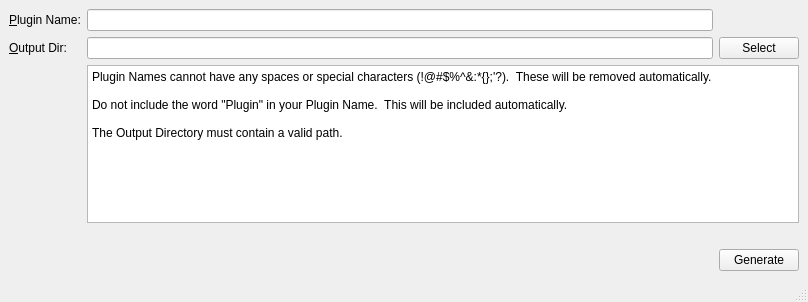
Before: the Qt Designer form Source/Applications/PluginMaker/UI_Files/PluginMaker.ui in BlueQuartzSoftware/DREAM3D, drawn with Qt 5.
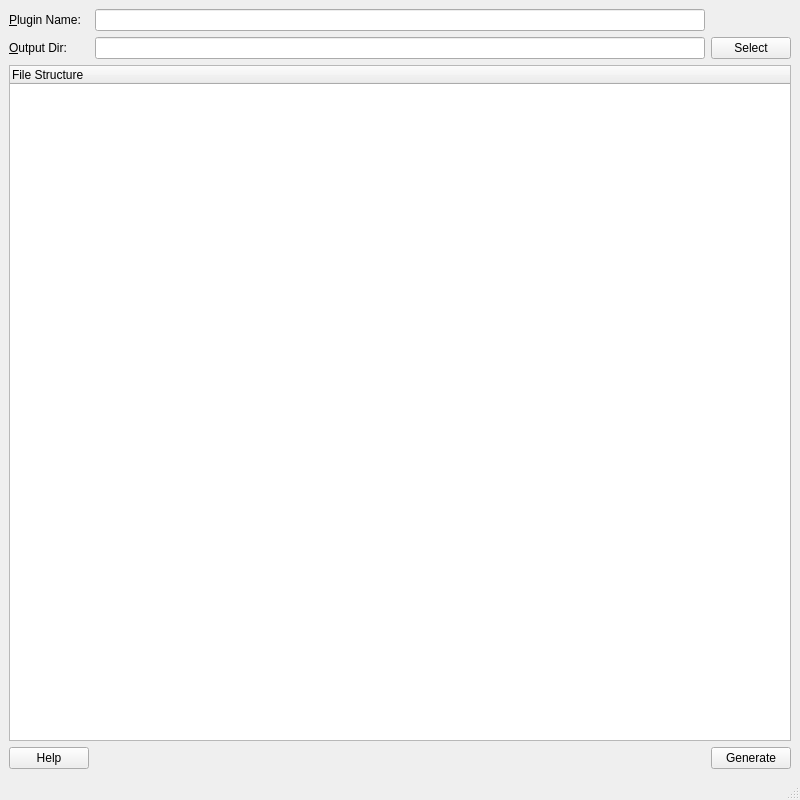
After: the same form once the commit is applied.

Commit message: Added basic error checking, status bar, and a file system preview for PluginMaker application

Patch:
```diff
--- a/Source/Applications/PluginMaker/UI_Files/PluginMaker.ui
+++ b/Source/Applications/PluginMaker/UI_Files/PluginMaker.ui
@@ -9,8 +9,8 @@
    <rect>
     <x>0</x>
     <y>0</y>
-    <width>808</width>
-    <height>302</height>
+    <width>800</width>
+    <height>800</height>
    </rect>
   </property>
   <property name="sizePolicy">
@@ -22,7 +22,7 @@
   <property name="minimumSize">
    <size>
     <width>800</width>
-    <height>275</height>
+    <height>800</height>
    </size>
   </property>
   <property name="maximumSize">
@@ -62,34 +62,19 @@
     <item row="1" column="1">
      <widget class="QLineEdit" name="outputFileName"/>
     </item>
-    <item row="2" column="1" colspan="2">
-     <widget class="QPlainTextEdit" name="infoBox">
-      <property name="minimumSize">
-       <size>
-        <width>0</width>
-        <height>0</height>
-       </size>
+    <item row="2" column="0" colspan="3">
+     <widget class="QTreeWidget" name="treeWidget">
+      <property name="autoExpandDelay">
+       <number>0</number>
       </property>
-      <property name="readOnly">
-       <bool>true</bool>
-      </property>
-      <property name="plainText">
-       <string>Plugin Names cannot have any spaces or special characters (!@#$%^&amp;:*{};'?).  These will be removed automatically.
-
-Do not include the word &quot;Plugin&quot; in your Plugin Name.  This will be included automatically.
-
-The Output Directory must contain a valid path.</string>
-      </property>
+      <column>
+       <property name="text">
+        <string>File Structure</string>
+       </property>
+      </column>
      </widget>
     </item>
-    <item row="3" column="1" colspan="2">
-     <widget class="QLabel" name="errorMessage">
-      <property name="text">
-       <string/>
-      </property>
-     </widget>
-    </item>
-    <item row="4" column="2">
+    <item row="3" column="2">
      <widget class="QPushButton" name="generateButton">
       <property name="text">
        <string>Generate</string>
@@ -98,11 +83,30 @@
     </item>
     <item row="1" column="2">
      <widget class="QPushButton" name="selectButton">
+      <property name="sizePolicy">
+       <sizepolicy hsizetype="Preferred" vsizetype="Preferred">
+        <horstretch>0</horstretch>
+        <verstretch>0</verstretch>
+       </sizepolicy>
+      </property>
+      <property name="maximumSize">
+       <size>
+        <width>344</width>
+        <height>28</height>
+       </size>
+      </property>
       <property name="text">
        <string>Select</string>
       </property>
      </widget>
     </item>
+    <item row="3" column="0">
+     <widget class="QPushButton" name="helpButton">
+      <property name="text">
+       <string>Help</string>
+      </property>
+     </widget>
+    </item>
    </layout>
   </widget>
   <widget class="QMenuBar" name="menubar">
```
Left out of the diff: 2 changed lines with no effect on the pictures. The commit also changes 3 other files.
